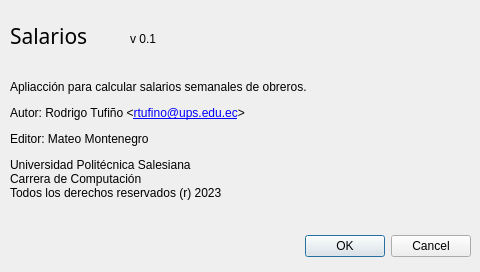
This is acerca.ui in matt087/P61-Salarios as Qt 5 draws it before an edit. The edited form follows.
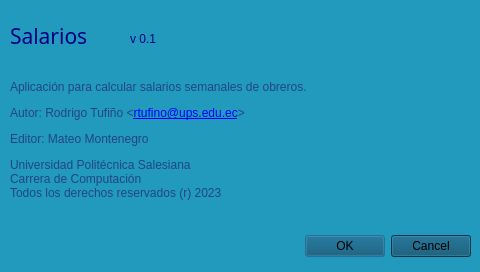
This is the edited form.

Diff of the .ui file:
```diff
--- a/acerca.ui
+++ b/acerca.ui
@@ -13,6 +13,9 @@
   <property name="windowTitle">
    <string>Dialog</string>
   </property>
+  <property name="styleSheet">
+   <string notr="true">background-color: rgb(34, 154, 190);</string>
+  </property>
   <widget class="QDialogButtonBox" name="buttonBox">
    <property name="geometry">
     <rect>
@@ -22,6 +25,9 @@
      <height>32</height>
     </rect>
    </property>
+   <property name="styleSheet">
+    <string notr="true">background-color: rgb(0, 74, 108);</string>
+   </property>
    <property name="orientation">
     <enum>Qt::Horizontal</enum>
    </property>
@@ -44,6 +50,9 @@
      <pointsize>16</pointsize>
     </font>
    </property>
+   <property name="styleSheet">
+    <string notr="true">color: rgb(0, 0, 127);</string>
+   </property>
    <property name="text">
     <string>Salarios</string>
    </property>
@@ -57,8 +66,12 @@
      <height>141</height>
     </rect>
    </property>
+   <property name="styleSheet">
+    <string notr="true">background-color: rgb(34, 154, 190);
+color: rgb(32, 70, 127);</string>
+   </property>
    <property name="text">
-    <string>&lt;html&gt;&lt;head/&gt;&lt;body&gt;&lt;p&gt;Apliacción para calcular salarios semanales de obreros.&lt;/p&gt;&lt;p&gt;Autor: Rodrigo Tufiño &amp;lt;&lt;a href=&quot;mailto:rtufino@ups.edu.ec&quot;&gt;&lt;span style=&quot; text-decoration: underline; color:#0000ff;&quot;&gt;rtufino@ups.edu.ec&lt;/span&gt;&lt;/a&gt;&amp;gt;&lt;/p&gt;&lt;p&gt;Editor: Mateo Montenegro&lt;/p&gt;&lt;p&gt;Universidad Politécnica Salesiana&lt;br/&gt;Carrera de Computación&lt;br/&gt;Todos los derechos reservados (r) 2023&lt;/p&gt;&lt;/body&gt;&lt;/html&gt;</string>
+    <string>&lt;html&gt;&lt;head/&gt;&lt;body&gt;&lt;p&gt;Aplicación para calcular salarios semanales de obreros.&lt;/p&gt;&lt;p&gt;Autor: Rodrigo Tufiño &amp;lt;&lt;a href=&quot;mailto:rtufino@ups.edu.ec&quot;&gt;&lt;span style=&quot; text-decoration: underline; color:#0000ff;&quot;&gt;rtufino@ups.edu.ec&lt;/span&gt;&lt;/a&gt;&amp;gt;&lt;/p&gt;&lt;p&gt;Editor: Mateo Montenegro&lt;/p&gt;&lt;p&gt;Universidad Politécnica Salesiana&lt;br/&gt;Carrera de Computación&lt;br/&gt;Todos los derechos reservados (r) 2023&lt;/p&gt;&lt;/body&gt;&lt;/html&gt;</string>
    </property>
    <property name="textFormat">
     <enum>Qt::RichText</enum>
@@ -73,6 +86,9 @@
      <height>17</height>
     </rect>
    </property>
+   <property name="styleSheet">
+    <string notr="true">color: rgb(0, 0, 127);</string>
+   </property>
    <property name="text">
     <string>v 0.1</string>
    </property>
```
